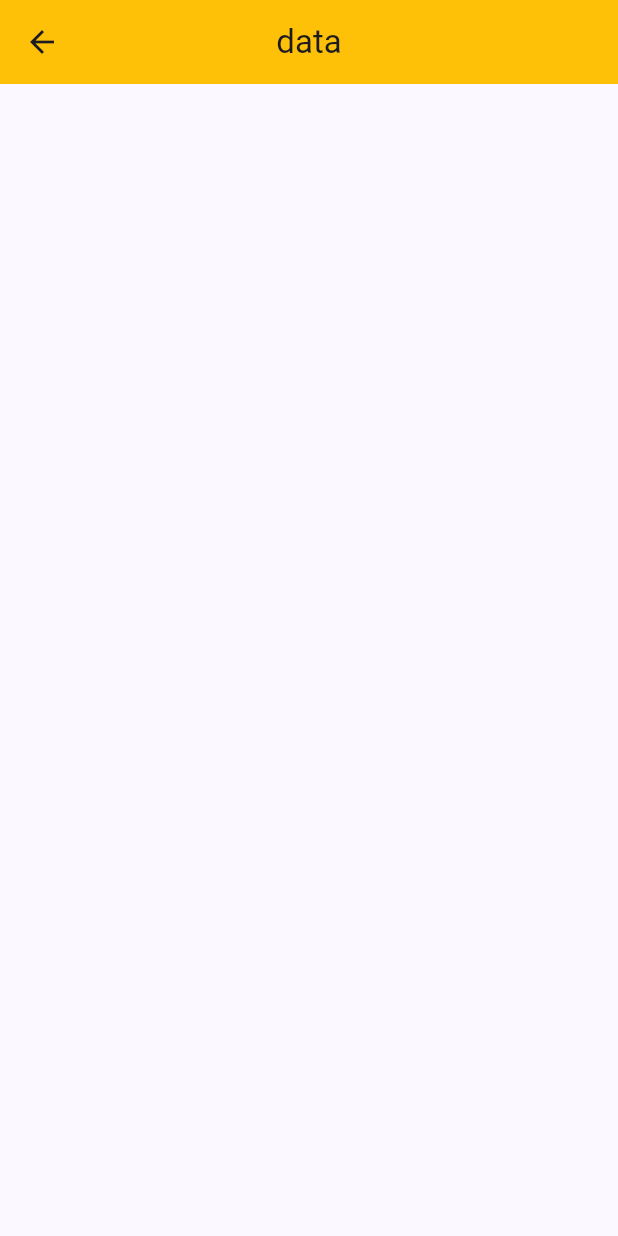
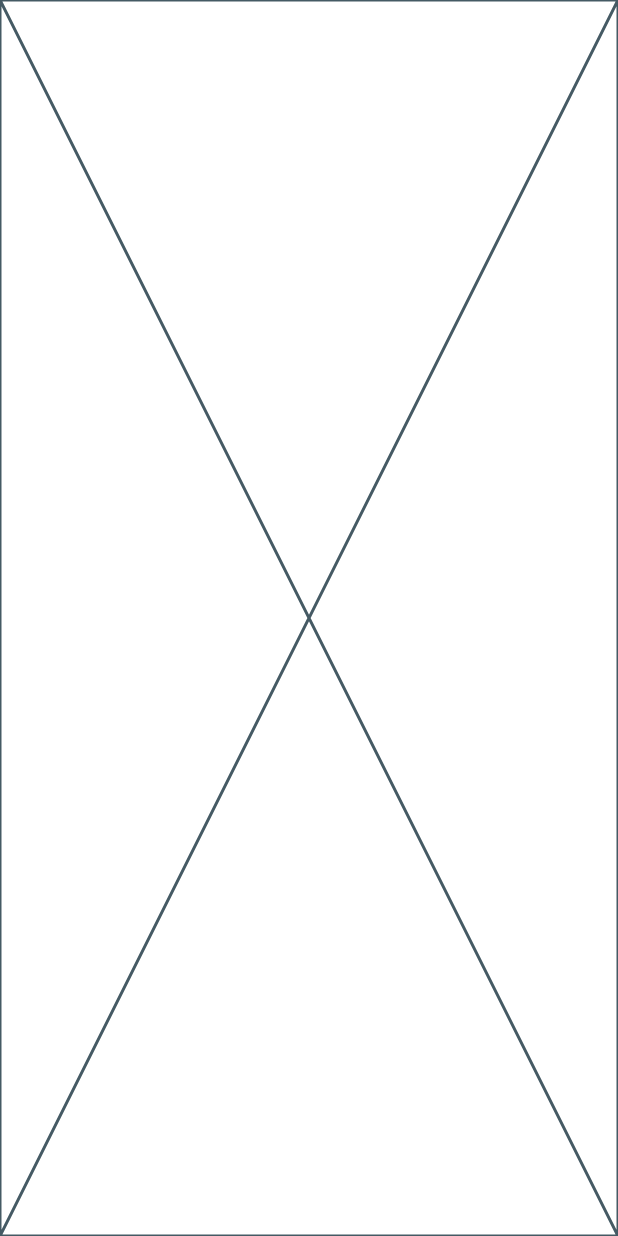
Before and after one commit to iqmalje/escout, a Flutter app: the screen it shows after launch, after a tap on "Forgot Password?", on a phone screen of 412 x 824 dp. Run offline on Flutter 3.47's test engine with Material 2 defaults, Android fonts, the phone set to English and light mode, and no system bars; our stand-ins replace flutter_dotenv, supabase_flutter; accounts and stored records are empty.

Commit message:
Revert "add forget password page"
This reverts commit 8ce78eedcd487eea6dad431a0ae69c001a1ae0af.

```diff
--- a/lib/ForgotPassword.dart
+++ /dev/null
@@ -1,21 +0,0 @@
-import 'package:flutter/material.dart';
-
-class ForgotPasswordPage extends StatefulWidget {
-  const ForgotPasswordPage({super.key});
-
-  @override
-  State<ForgotPasswordPage> createState() => _ForgotPasswordPageState();
-}
-
-class _ForgotPasswordPageState extends State<ForgotPasswordPage> {
-  @override
-  Widget build(BuildContext context) {
-    return  Scaffold(
-      appBar: AppBar(
-        title: Text("data"),
-        backgroundColor: Colors.amber,
-        centerTitle: true,
-      ),
-    );
-  }
-}
--- a/lib/main.dart
+++ b/lib/main.dart
@@ -1,4 +1,3 @@
-import 'package:escout/ForgotPassword.dart';
 import 'package:flutter/material.dart';
 import 'package:flutter_dotenv/flutter_dotenv.dart';
 import 'package:supabase_flutter/supabase_flutter.dart';
@@ -108,3 +107,17 @@ class _MyHomePageState extends State<MyHomePage> {
     );
   }
 }
+
+class ForgotPasswordPage extends StatefulWidget {
+  const ForgotPasswordPage({super.key});
+
+  @override
+  State<ForgotPasswordPage> createState() => _ForgotPasswordPage();
+}
+
+class _ForgotPasswordPage extends State<ForgotPasswordPage> {
+  @override
+  Widget build(BuildContext context) {
+    return const Placeholder();
+  }
+}
```
Also changed, not shown: pubspec.lock, 2 other files.
